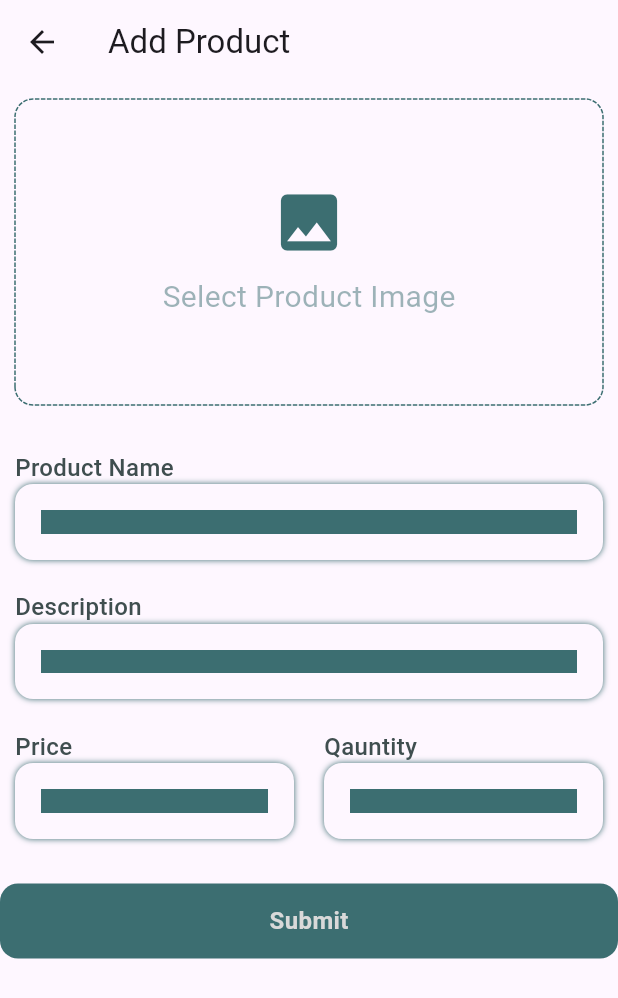
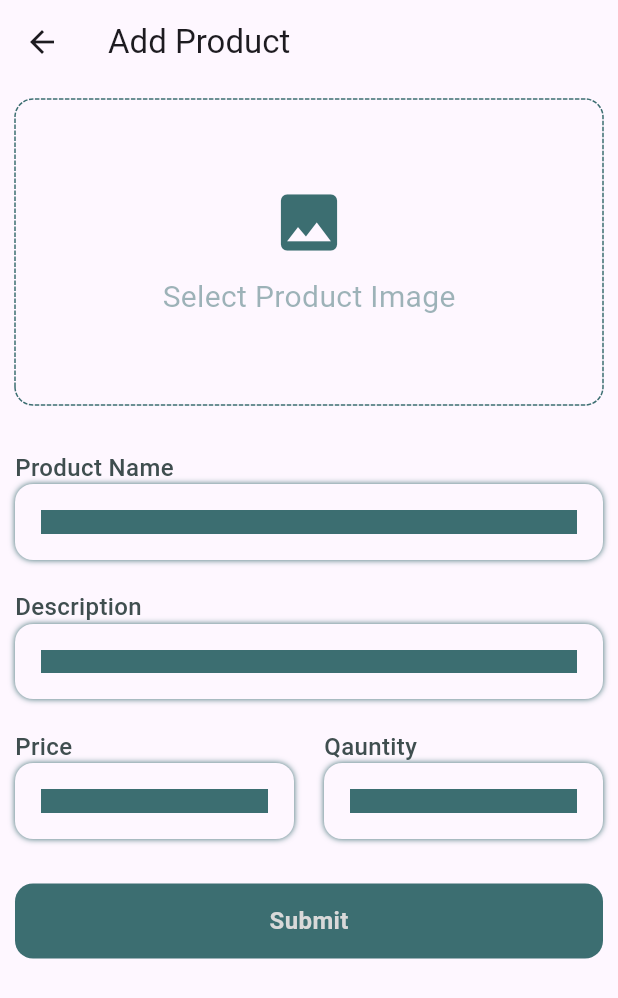
Before and after one commit to niyas7204/bcart, a Flutter app: the ProductList screen opened directly, after a tap on the "add" icon, on a phone screen of 412 x 824 dp. Shown: the top 998 px of the screen. Run offline on Flutter 3.47's test engine with Material 3 defaults, Android fonts, the phone set to English and light mode, and no system bars; drawn by our look-alikes of dotted_border; our stand-ins replace carousel_slider, dartz, file_picker, shared_preferences; missing offline and left inert: cloudinary_public; accounts and stored records are empty; network calls fail.

Commit message:
get product

```diff
--- a/lib/admin/features/products/models/product_model.dart
+++ b/lib/admin/features/products/models/products_model.dart
@@ -1,16 +1,32 @@
 // To parse this JSON data, do
 //
-//     final chatMessageModel = chatMessageModelFromJson(jsonString);
+//     final ProductsListModel = ProductsListModelFromJson(jsonString);
 
 import 'package:json_annotation/json_annotation.dart';
 import 'dart:convert';
 
-part 'product_model.g.dart';
+part 'products_model.g.dart';
 
-ProductModel productModelFromJson(String str) =>
-    ProductModel.fromJson(json.decode(str));
+ProductsListModel productsListModelFromJson(String str) =>
+    ProductsListModel.fromJson(json.decode(str));
 
-String productModelToJson(ProductModel data) => json.encode(data.toJson());
+String productsListModelToJson(ProductsListModel data) =>
+    json.encode(data.toJson());
+
+@JsonSerializable()
+class ProductsListModel {
+  @JsonKey(name: "products")
+  List<ProductModel> products;
+
+  ProductsListModel({
+    required this.products,
+  });
+
+  factory ProductsListModel.fromJson(Map<String, dynamic> json) =>
+      _$ProductsListModelFromJson(json);
+
+  Map<String, dynamic> toJson() => _$ProductsListModelToJson(this);
+}
 
 @JsonSerializable()
 class ProductModel {
--- a/lib/admin/features/products/presentation/pages/add_product.dart
+++ b/lib/admin/features/products/presentation/pages/add_product.dart
@@ -3,7 +3,7 @@ import 'dart:developer';
 import 'package:amazone_clone/admin/features/products/presentation/widgets/add_product_image.dart';
 import 'package:amazone_clone/admin/features/products/presentation/widgets/show_snackbar.dart';
 import 'package:amazone_clone/admin/features/products/presentation/widgets/text_field.dart';
-import 'package:amazone_clone/admin/features/products/provider/add_prducti_provider.dart';
+import 'package:amazone_clone/admin/features/products/provider/add_product_provider.dart';
 import 'package:amazone_clone/auth/presentation/widgets/auth_textfield.dart';
 import 'package:amazone_clone/core/contants/colors.dart';
 import 'package:amazone_clone/core/handler.dart';
@@ -34,10 +34,18 @@ class _AddProductState extends State<AddProduct> {
 
   @override
   Widget build(BuildContext context) {
-    final addProductProivider = Provider.of<AddPrductiProvider>(context);
+    final productProivider = Provider.of<ProductProvider>(context);
     final size = MediaQuery.of(context).size;
-    addProductProivider.addListener(
-      () {},
+    productProivider.addListener(
+      () {
+        if (productProivider.addproductState.status == StateStatuse.success) {
+          nameController.clear();
+          descriptionController.clear();
+          priceController.clear();
+          quantityController.clear();
+          productProivider.setProduct = StateHandler.initial();
+        }
+      },
     );
     return Scaffold(
       appBar: AppBar(
@@ -82,24 +90,29 @@ class _AddProductState extends State<AddProduct> {
                 ],
               ),
               WhiteSpaces.height10,
-              GestureDetector(
+              Padding(
+                padding: const EdgeInsets.only(left: 10, right: 10),
+                child: GestureDetector(
                   onTap: () {
-                  // if (addProductProivider.imageState.status ==
-                  //         StateStatuse.success &&
-                  //     addProductProivider.imageState.data!.isNotEmpty) {
+                    if (productProivider.imageState.status ==
+                            StateStatuse.success &&
+                        productProivider.imageState.data!.isNotEmpty &&
+                        productProivider.addproductState.status !=
+                            StateStatuse.loading) {
                       if (formKey.currentState!.validate()) {
                         log("add product");
-                    addProductProivider.uploadProduct(
+                        productProivider.uploadProduct(
                             context: context,
                             price: double.parse(priceController.text.trim()),
                             description: descriptionController.text.trim(),
-                        quantity: double.parse(quantityController.text.trim()),
-                        images: [],
+                            quantity:
+                                double.parse(quantityController.text.trim()),
+                            images: productProivider.imageState.data!,
                             productName: nameController.text.trim());
                       }
-                  // } else {
-                  //   showSnakbar(context, "Image not added");
-                  // }
+                    } else {
+                      showSnakbar(context, "Image not added");
+                    }
                   },
                   child: Container(
                     height: 50,
@@ -107,12 +120,18 @@ class _AddProductState extends State<AddProduct> {
                         borderRadius: BorderRadius.circular(12),
                         color: AppTheme.primeryColor4),
                     child: Center(
-                    child: Text(
+                      child: productProivider.addproductState.status ==
+                              StateStatuse.loading
+                          ? CircularProgressIndicator(
+                              color: Colors.white,
+                            )
+                          : Text(
                               "Submit",
                               style: TextStyle(
                                   fontSize: 16,
                                   fontWeight: FontWeight.bold,
                                   color: AppTheme.primeryColor2),
+                            ),
                     ),
                   ),
                 ),
--- a/lib/admin/features/products/presentation/pages/product_list.dart
+++ b/lib/admin/features/products/presentation/pages/product_list.dart
@@ -1,28 +1,67 @@
+import 'dart:developer';
+
 import 'package:amazone_clone/admin/features/products/presentation/pages/add_product.dart';
+import 'package:amazone_clone/admin/features/products/provider/add_product_provider.dart';
+import 'package:amazone_clone/auth/provider/user_provider.dart';
 import 'package:amazone_clone/core/contants/colors.dart';
+import 'package:amazone_clone/core/handler.dart';
 import 'package:flutter/material.dart';
+import 'package:provider/provider.dart';
 
-class ProductList extends StatelessWidget {
+class ProductList extends StatefulWidget {
   const ProductList({super.key});
 
   @override
+  State<ProductList> createState() => _ProductListState();
+}
+
+class _ProductListState extends State<ProductList> {
+  @override
+  void initState() {
+    WidgetsBinding.instance.addPostFrameCallback(
+      (timeStamp) {
+        final productProivider =
+            Provider.of<ProductProvider>(context, listen: false);
+        productProivider.getProduct();
+      },
+    );
+    super.initState();
+  }
+
+  @override
   Widget build(BuildContext context) {
+    final productProivider = Provider.of<ProductProvider>(context);
+    final productState = productProivider.getproductState;
+    productProivider.addListener(
+      () {
+        log("======= ${productProivider.getproductState.status}");
+      },
+    );
     return Scaffold(
       body: Padding(
           padding: const EdgeInsets.all(8.0),
-        child: GridView.builder(
+          child: productState.status == StateStatuse.loading
+              ? Center(child: CircularProgressIndicator())
+              : productState.status == StateStatuse.success
+                  ? GridView.builder(
+                      itemCount: productState.data!.products.length,
                       gridDelegate: SliverGridDelegateWithFixedCrossAxisCount(
                           childAspectRatio: 1 / 1.2,
                           crossAxisSpacing: 10,
                           mainAxisSpacing: 10,
                           crossAxisCount: 2),
                       itemBuilder: (context, index) => Container(
-            color: AppTheme.primeryColor5,
+                        decoration: BoxDecoration(
+                            image: DecorationImage(
+                                fit: BoxFit.cover,
+                                image: NetworkImage(productState
+                                    .data!.products[index].images[0])),
+                            borderRadius: BorderRadius.circular(12)),
                         width: 50,
                         height: 100,
                       ),
-        ),
-      ),
+                    )
+                  : SizedBox()),
       floatingActionButton: FloatingActionButton(
         onPressed: () {
           Navigator.of(context).push(MaterialPageRoute(
--- a/lib/admin/features/products/presentation/widgets/add_product_image.dart
+++ b/lib/admin/features/products/presentation/widgets/add_product_image.dart
@@ -1,4 +1,4 @@
-import 'package:amazone_clone/admin/features/products/provider/add_prducti_provider.dart';
+import 'package:amazone_clone/admin/features/products/provider/add_product_provider.dart';
 import 'package:amazone_clone/core/contants/colors.dart';
 import 'package:amazone_clone/core/handler.dart';
 import 'package:amazone_clone/core/widgets/sized_boxes.dart';
@@ -13,9 +13,9 @@ class AddImage extends StatelessWidget {
 
   @override
   Widget build(BuildContext context) {
-    final addProductProivider = Provider.of<AddPrductiProvider>(context);
-    return addProductProivider.imageState.status == StateStatuse.success &&
-            addProductProivider.imageState.data!.isNotEmpty
+    final productProivider = Provider.of<ProductProvider>(context);
+    return productProivider.imageState.status == StateStatuse.success &&
+            productProivider.imageState.data!.isNotEmpty
         ? Column(
             crossAxisAlignment: CrossAxisAlignment.start,
             children: [
@@ -42,9 +42,9 @@ class AddImage extends StatelessWidget {
               ),
               WhiteSpaces.height10,
               CarouselSlider(
-                  items: addProductProivider.imageState.data!
+                  items: productProivider.imageState.data!
                       .map(
-                        (e) => Image.file(e!),
+                        (e) => Image.file(e),
                       )
                       .toList(),
                   options: CarouselOptions(viewportFraction: 1, height: 200)),
@@ -52,7 +52,7 @@ class AddImage extends StatelessWidget {
           )
         : GestureDetector(
             onTap: () {
-              addProductProivider.selectImages();
+              productProivider.selectImages();
             },
             child: DottedBorder(
                 radius: Radius.circular(12),
--- a/lib/admin/features/products/provider/add_prducti_provider.dart
+++ /dev/null
@@ -1,76 +0,0 @@
-import 'dart:io';
-
-import 'package:amazone_clone/admin/features/products/models/product_model.dart';
-import 'package:amazone_clone/admin/features/products/presentation/widgets/show_snackbar.dart';
-import 'package:amazone_clone/admin/features/products/service/add_product_service.dart';
-import 'package:amazone_clone/core/contants/key.dart';
-import 'package:amazone_clone/core/handler.dart';
-import 'package:flutter/cupertino.dart';
-import 'package:shared_preferences/shared_preferences.dart';
-
-class AddPrductiProvider extends ChangeNotifier {
-  StateHandler<List<File>> images = StateHandler.initial();
-  StateHandler<List<File>> get imageState => images;
-  set setImage(StateHandler<List<File>> imageFiles) {
-    images = imageFiles;
-    notifyListeners();
-  }
-
-  StateHandler<ProductModel> product = StateHandler.initial();
-  StateHandler<List<File?>> get productState => images;
-  set setProduct(StateHandler<ProductModel> newProduct) {
-    product = newProduct;
-    notifyListeners();
-  }
-
-  void selectImages() async {
-    setImage = StateHandler.loading();
-
-    final result = await AddProductService.getImage();
-    result.fold(
-      (l) => setImage = StateHandler.error(l.errorMessage),
-      (r) => setImage = StateHandler.success(r),
-    );
-  }
-
-  void uploadProduct(
-      {required List<File> images,
-      required String productName,
-      required String description,
-      required double price,
-      required double quantity,
-      required BuildContext context}) async {
-    setImage = StateHandler.loading();
-    final SharedPreferences sharedPreferences =
-        await SharedPreferences.getInstance();
-    final accestoken = sharedPreferences.getString(ConstantKeys.accesToken);
-    if (accestoken != null) {
-      // final result = await AddProductService.uploadImage(
-      //     productName: productName, images: images);
-
-      // result.fold(
-      //   (l) {
-      //     showSnakbar(context, "failed to upload image");
-      //     setProduct = StateHandler.error("Failed upload image");
-      //   },
-      //   (r) async {
-      final product = await AddProductService.uploadProduct(
-          accessToken: accestoken,
-          product: ProductModel(
-              name: productName,
-              description: "description",
-              price: price,
-              quantity: quantity,
-              images: ["========"],
-              sellerId: null,
-              productId: null));
-      product.fold((l) => setProduct = StateHandler.error(l.errorMessage), (r) {
-        showSnakbar(context, "product added successfully");
-        setProduct = StateHandler.success(r);
-      });
-      // },)
-    } else {
-      setImage = StateHandler.error("Failed to authenticate");
-    }
-  }
-}
--- /dev/null
+++ b/lib/admin/features/products/provider/add_product_provider.dart
@@ -0,0 +1,113 @@
+import 'dart:developer';
+import 'dart:io';
+
+import 'package:amazone_clone/admin/features/products/models/products_model.dart';
+import 'package:amazone_clone/admin/features/products/presentation/pages/product_list.dart';
+import 'package:amazone_clone/admin/features/products/presentation/widgets/show_snackbar.dart';
+import 'package:amazone_clone/admin/features/products/service/add_product_service.dart';
+import 'package:amazone_clone/core/contants/key.dart';
+import 'package:amazone_clone/core/handler.dart';
+import 'package:flutter/cupertino.dart';
+import 'package:shared_preferences/shared_preferences.dart';
+
+class ProductProvider extends ChangeNotifier {
+  //intialize
+  StateHandler<List<File>> _images = StateHandler.initial();
+  StateHandler<ProductModel> _addProduct = StateHandler.initial();
+  StateHandler<ProductsListModel> _getProduct = StateHandler.initial();
+  //getter for state
+  StateHandler<ProductsListModel> get getproductState => _getProduct;
+  StateHandler<List<File>> get imageState => _images;
+  StateHandler<ProductModel> get addproductState => _addProduct;
+
+  //setter for states
+  set setImage(StateHandler<List<File>> imageFiles) {
+    _images = imageFiles;
+    notifyListeners();
+  }
+
+  set setProduct(StateHandler<ProductModel> newProduct) {
+    _addProduct = newProduct;
+    notifyListeners();
+  }
+
+  set setGetProduct(StateHandler<ProductsListModel> products) {
+    _getProduct = products;
+    notifyListeners();
+  }
+
+//event to select image from device
+  void selectImages() async {
+    setImage = StateHandler.loading();
+
+    final result = await AddProductService.getImage();
+    result.fold(
+      (l) => setImage = StateHandler.error(l.errorMessage),
+      (r) => setImage = StateHandler.success(r),
+    );
+  }
+
+//event upload product
+  Future<void> uploadProduct(
+      {required List<File> images,
+      required String productName,
+      required String description,
+      required double price,
+      required double quantity,
+      required BuildContext context}) async {
+    setImage = StateHandler.loading();
+    final SharedPreferences sharedPreferences =
+        await SharedPreferences.getInstance();
+    final accestoken = sharedPreferences.getString(ConstantKeys.accesToken);
+    if (accestoken != null) {
+      setProduct = StateHandler.loading();
+      //upload image on cloud
+      final result = await AddProductService.uploadImage(
+          productName: productName, images: images);
+
+      result.fold(
+        (l) {
+          showSnakbar(context, "failed to upload image");
+          setProduct = StateHandler.error("Failed upload image");
+        },
+        (r) async {
+          //upload product
+          final product = await AddProductService.uploadProduct(
+              accessToken: accestoken,
+              product: ProductModel(
+                  name: productName,
+                  description: "description",
+                  price: price,
+                  quantity: quantity,
+                  images: r,
+                  sellerId: null,
+                  productId: null));
+          product.fold((l) => setProduct = StateHandler.error(l.errorMessage),
+              (r) {
+            showSnakbar(context, "product added successfully");
+            setProduct = StateHandler.success(r);
+          });
+        },
+      );
+    } else {
+      setImage = StateHandler.error("Failed to authenticate");
+    }
+  }
+
+  Future<void> getProduct() async {
+    final SharedPreferences sharedPreferences =
+        await SharedPreferences.getInstance();
+    final accessToken = sharedPreferences.getString(ConstantKeys.accesToken);
+    if (accessToken != null) {
+      setGetProduct = StateHandler.loading();
+      final product =
+          await AddProductService.getProduct(accessToken: accessToken);
+      product.fold(
+        (l) => setGetProduct = StateHandler.error(l.errorMessage),
+        (r) => setGetProduct = StateHandler.success(r),
+      );
+    } else {
+      setGetProduct = StateHandler.error("Failed to authenticate");
+    }
+  }
+}
--- a/lib/admin/features/products/service/add_product_service.dart
+++ b/lib/admin/features/products/service/add_product_service.dart
@@ -2,7 +2,7 @@ import 'dart:convert';
 import 'dart:developer';
 import 'dart:io';
 
-import 'package:amazone_clone/admin/features/products/models/product_model.dart';
+import 'package:amazone_clone/admin/features/products/models/products_model.dart';
 import 'package:amazone_clone/auth/services/auth_service.dart';
 import 'package:amazone_clone/core/contants/key.dart';
 import 'package:amazone_clone/core/errors/error_handling.dart';
@@ -64,7 +64,8 @@ class AddProductService {
       if (response.statusCode >= 200 && response.statusCode < 300) {
         final result = jsonDecode(response.body);
 
-        final product = productModelFromJson(jsonEncode(result["product"]));
+        final product =
+            ProductModel.fromJson(result["product"] as Map<String, dynamic>);
         return right(product);
       } else {
         log("add product failure ${response.body}");
@@ -77,4 +78,31 @@ class AddProductService {
       return left(Failure(errorMessage: "Failed to upload product"));
     }
   }
+
+  static Future<Either<Failure, ProductsListModel>> getProduct(
+      {required String accessToken}) async {
+    try {
+      final String url = "$baseUrl/api/admin/getProduct";
+      final response = await http.get(Uri.parse(url), headers: {
+        'Access-Token': accessToken,
+        'Content-Type': 'application/json',
+        'Authorization': 'Bearer $bearedToken',
+      });
+      log("====== statuscode ${response.statusCode} result ${response.body}");
+      if (response.statusCode >= 200 && response.statusCode < 300) {
+        final result = jsonDecode(response.body);
+
+        final product = productsListModelFromJson(response.body);
+        return right(product);
+      } else {
+        log("add product failure ${response.body}");
+        final result = jsonDecode(response.body);
+        log("===== ${result["error"]}");
+        return left(Failure(errorMessage: result["error"]));
+      }
+    } catch (e) {
+      log("product get error $e");
+      return left(Failure(errorMessage: "Failed to upload product"));
+    }
+  }
 }
--- a/lib/main.dart
+++ b/lib/main.dart
@@ -1,5 +1,5 @@
 import 'package:amazone_clone/admin/features/products/presentation/pages/product_list.dart';
-import 'package:amazone_clone/admin/features/products/provider/add_prducti_provider.dart';
+import 'package:amazone_clone/admin/features/products/provider/add_product_provider.dart';
 import 'package:amazone_clone/auth/presentation/pages/login_page.dart';
 import 'package:amazone_clone/auth/provider/user_provider.dart';
 import 'package:amazone_clone/core/contants/key.dart';
@@ -19,7 +19,7 @@ void main() async {
           create: (context) => UserProvider(),
         ),
         ChangeNotifierProvider(
-          create: (context) => AddPrductiProvider(),
+          create: (context) => ProductProvider(),
         )
       ],
       child: MyApp(
```
Also changed, not shown: lib/auth/services/auth_service.dart (+1 -1 lines), lib/admin/features/products/models/products_model.g.dart. Lines whose indentation alone changed are shown as unchanged.
